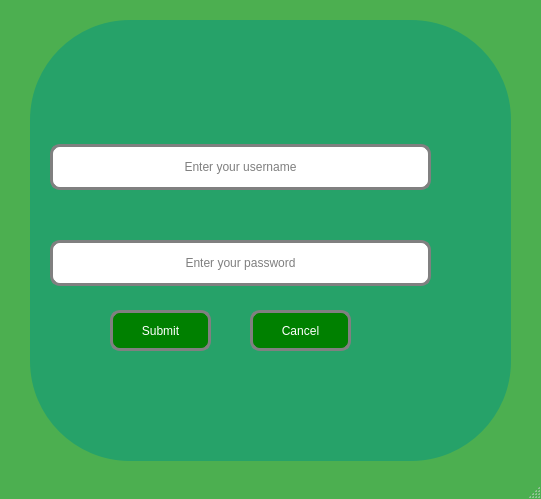
Above: mainwindowplantcare.ui from Rabsoninnora/RoseGardenPlantCareSystem before the change. Below: the same form after it.
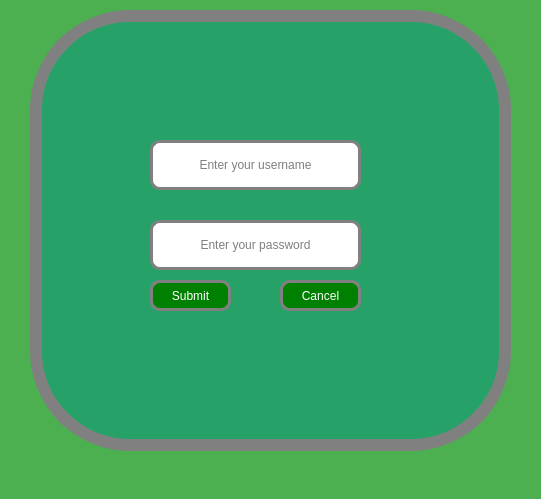
That is the form after the change. Icons and pictures are not drawn.

Patch:
```diff
--- a/mainwindowplantcare.ui
+++ b/mainwindowplantcare.ui
@@ -27,10 +27,9 @@
    <enum>Qt::LeftToRight</enum>
   </property>
   <property name="styleSheet">
-   <string notr="true">QMainWindow {
-
+   <string notr="true">
 background-color: #4CAF50;
-}</string>
+</string>
   </property>
   <property name="inputMethodHints">
    <set>Qt::ImhNone</set>
@@ -40,7 +39,7 @@
     <property name="geometry">
      <rect>
       <x>30</x>
-      <y>20</y>
+      <y>10</y>
       <width>481</width>
       <height>441</height>
      </rect>
@@ -53,7 +52,7 @@
 background-color: rgb(38, 162, 105);
 font: 700 12pt;
 color: rgb(255, 255, 255);
-
+border:12px solid gray;
 border-radius: 100px;
 background-image: url(:/images/beauty.png);
  
@@ -72,80 +71,13 @@
     <property name="title">
      <string/>
     </property>
-    <widget class="QWidget" name="layoutWidget">
-     <property name="geometry">
-      <rect>
-       <x>20</x>
-       <y>80</y>
-       <width>381</width>
-       <height>231</height>
-      </rect>
-     </property>
-     <layout class="QVBoxLayout" name="verticalLayout">
-      <item>
-       <layout class="QHBoxLayout" name="horizontalLayout">
-        <item>
-         <widget class="QLineEdit" name="lineEdit_username">
-          <property name="styleSheet">
-           <string notr="true"> QLineEdit {
-  border:3px solid gray;
-  border-radius: 10px;
-  padding: 12px 12px;
-  background: rgb(255, 255, 255);
-  font: 700 12pt ;
-  color: rgb(0, 0, 0);;
-}</string>
-          </property>
-          <property name="echoMode">
-           <enum>QLineEdit::Password</enum>
-          </property>
-          <property name="alignment">
-           <set>Qt::AlignCenter</set>
-          </property>
-          <property name="placeholderText">
-           <string>Enter your username</string>
-          </property>
-         </widget>
-        </item>
-       </layout>
-      </item>
-      <item>
-       <layout class="QHBoxLayout" name="horizontalLayout_2">
-        <item>
-         <widget class="QLineEdit" name="lineEdit_password">
-          <property name="styleSheet">
-           <string notr="true">
- QLineEdit {
-  border:3px solid gray;
-  border-radius: 10px;
-  padding: 12px 12px;
-  background: rgb(255, 255, 255);
-  font: 700 12pt ;
-  color: rgb(0, 0, 0);;
-}</string>
-          </property>
-          <property name="echoMode">
-           <enum>QLineEdit::Password</enum>
-          </property>
-          <property name="alignment">
-           <set>Qt::AlignCenter</set>
-          </property>
-          <property name="placeholderText">
-           <string>Enter your password</string>
-          </property>
-         </widget>
-        </item>
-       </layout>
-      </item>
-     </layout>
-    </widget>
     <widget class="QPushButton" name="pushButton_login">
      <property name="geometry">
       <rect>
-       <x>80</x>
-       <y>290</y>
-       <width>101</width>
-       <height>41</height>
+       <x>120</x>
+       <y>270</y>
+       <width>81</width>
+       <height>31</height>
       </rect>
      </property>
      <property name="styleSheet">
@@ -172,10 +104,10 @@
     <widget class="QPushButton" name="pushButton_login_3">
      <property name="geometry">
       <rect>
-       <x>220</x>
-       <y>290</y>
-       <width>101</width>
-       <height>41</height>
+       <x>250</x>
+       <y>270</y>
+       <width>81</width>
+       <height>31</height>
       </rect>
      </property>
      <property name="styleSheet">
@@ -193,6 +125,65 @@
       <string>Cancel</string>
      </property>
     </widget>
+    <widget class="QLineEdit" name="lineEdit_password">
+     <property name="geometry">
+      <rect>
+       <x>120</x>
+       <y>210</y>
+       <width>211</width>
+       <height>50</height>
+      </rect>
+     </property>
+     <property name="styleSheet">
+      <string notr="true">
+ QLineEdit {
+  border:3px solid gray;
+  border-radius: 10px;
+  padding: 12px 12px;
+  background: rgb(255, 255, 255);
+  font: 700 12pt ;
+  color: rgb(0, 0, 0);;
+}</string>
+     </property>
+     <property name="echoMode">
+      <enum>QLineEdit::Password</enum>
+     </property>
+     <property name="alignment">
+      <set>Qt::AlignCenter</set>
+     </property>
+     <property name="placeholderText">
+      <string>Enter your password</string>
+     </property>
+    </widget>
+    <widget class="QLineEdit" name="lineEdit_username">
+     <property name="geometry">
+      <rect>
+       <x>120</x>
+       <y>130</y>
+       <width>211</width>
+       <height>50</height>
+      </rect>
+     </property>
+     <property name="styleSheet">
+      <string notr="true"> QLineEdit {
+  border:3px solid gray;
+  border-radius: 10px;
+  padding: 12px 12px;
+  background: rgb(255, 255, 255);
+  font: 700 12pt ;
+  color: rgb(0, 0, 0);;
+}</string>
+     </property>
+     <property name="echoMode">
+      <enum>QLineEdit::Password</enum>
+     </property>
+     <property name="alignment">
+      <set>Qt::AlignCenter</set>
+     </property>
+     <property name="placeholderText">
+      <string>Enter your username</string>
+     </property>
+    </widget>
    </widget>
   </widget>
   <widget class="QMenuBar" name="menubar">
```
